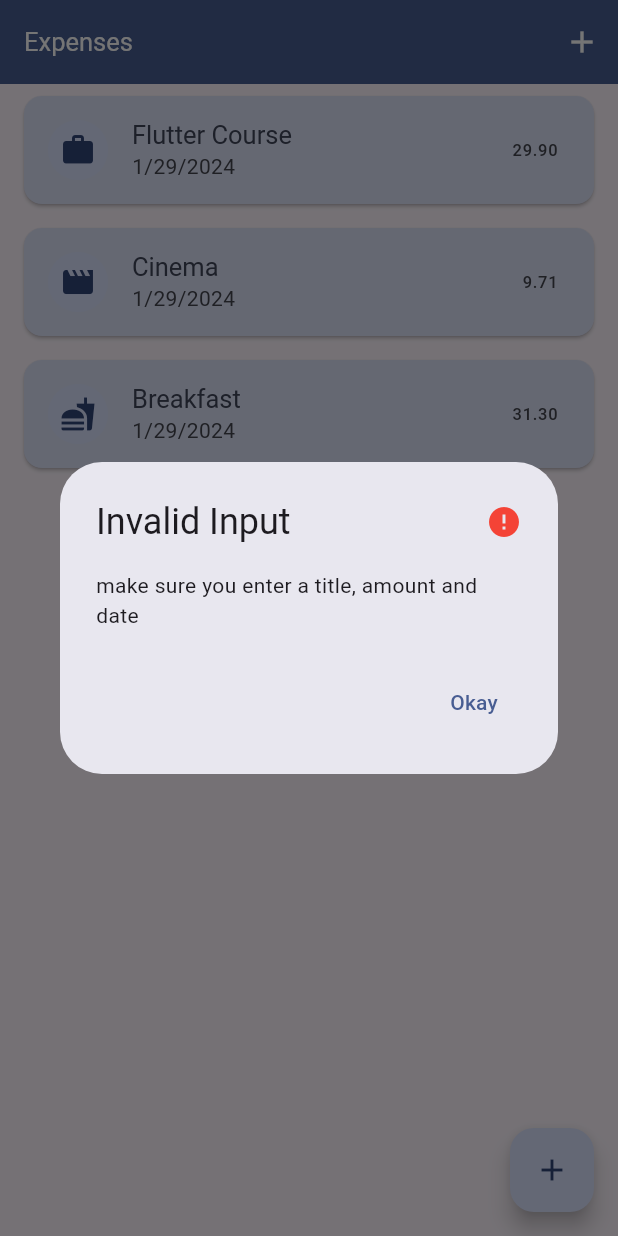
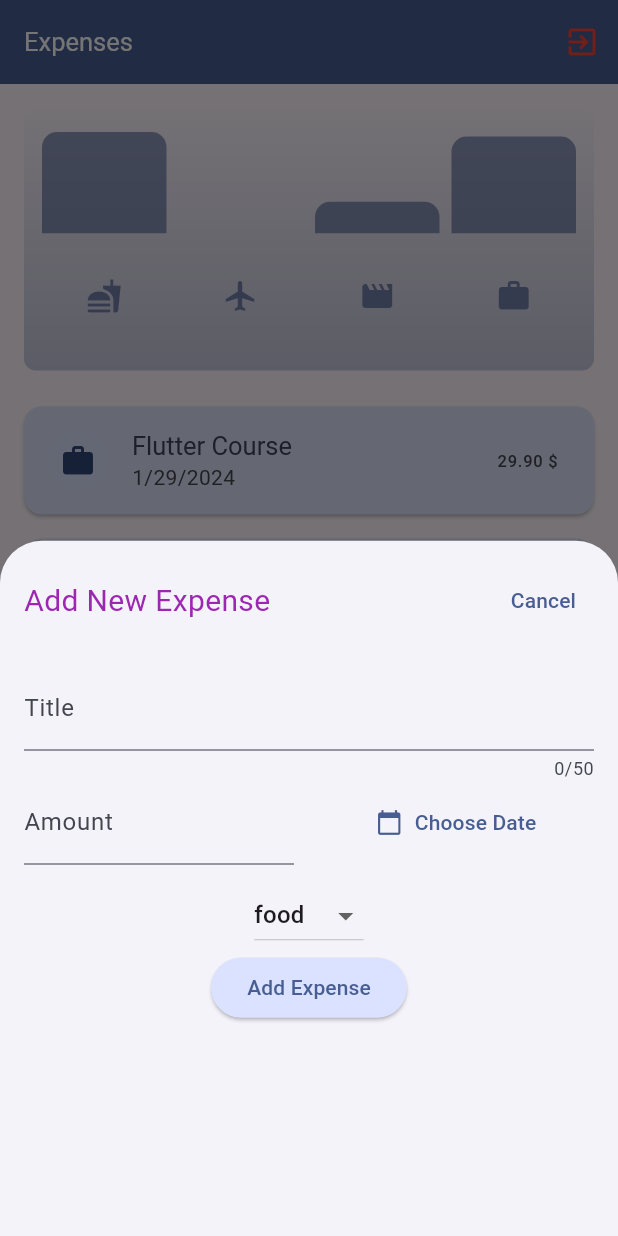
Before and after one commit to kareemkamal11/expenses, a Flutter app: the screen it shows after launch, after a tap on the "add" icon, on a phone screen of 412 x 824 dp. Run offline on Flutter 3.47's test engine with Material 3 defaults, Android fonts, the phone set to English and light mode, and no system bars.

Commit message:
The project is Done

```diff
--- a/lib/main.dart
+++ b/lib/main.dart
@@ -73,7 +73,7 @@ class MyApp extends StatelessWidget {
           backgroundColor: darkColorScheme.onPrimaryContainer,
         ),
       ),
-      home: const PageExpenses(),
+      home:  const PageExpenses(),
     );
   }
 }
--- a/lib/models/expenses.dart
+++ b/lib/models/expenses.dart
@@ -11,10 +11,9 @@ const categoryIcons = {
   Category.travel: Icons.flight,
   Category.leisure: Icons.movie,
   Category.work: Icons.work,
-  Category.other: Icons.attach_money,
 };
 
-enum Category { food, travel, leisure, work, other }
+enum Category { food, travel, leisure, work }
 
 class Expense {
   final String id;
@@ -22,8 +21,6 @@ class Expense {
   final double amount;
   final DateTime date;
   final Category category;
-
-
 
   String get formattedDate => dateFormat.format(date);
 
@@ -33,5 +30,26 @@ class Expense {
     required this.amount,
     required this.date,
   }) : id = uuid.v4();
+}
 
+class ExpensesBucket {
+  final Category category;
+  final List<Expense> expenses;
+
+  double get totalExpenses {
+    double total = 0;
+    for (var expense in expenses) {
+      total += expense.amount;
+    }
+    return total;
+  }
+
+  ExpensesBucket({
+    required this.category,
+    required this.expenses,
+  });
+  ExpensesBucket.forCategory(List<Expense> allExpenses, this.category)
+      : expenses = allExpenses
+            .where((element) => element.category == category)
+            .toList();
 }
--- /dev/null
+++ b/lib/widgets/chart/chart.dart
@@ -0,0 +1,87 @@
+import 'package:expenses/models/expenses.dart';
+import 'package:flutter/material.dart';
+
+import 'chart_bar.dart';
+
+class Chart extends StatelessWidget {
+  const Chart({super.key, required this.expenses});
+
+  final List<Expense> expenses;
+
+  List<ExpensesBucket> get buckets {
+    return [
+      ExpensesBucket.forCategory(expenses, Category.food),
+      ExpensesBucket.forCategory(expenses, Category.travel),
+      ExpensesBucket.forCategory(expenses, Category.leisure),
+      ExpensesBucket.forCategory(expenses, Category.work),
+    ];
+  }
+
+  double get maxTotalExpenses {
+    double maxTotalExpenses = 0;
+
+    for (var element in buckets) {
+      if (element.totalExpenses > maxTotalExpenses) {
+        maxTotalExpenses = element.totalExpenses;
+      }
+    }
+    return maxTotalExpenses;
+  }
+
+  @override
+  Widget build(BuildContext context) {
+    return Container(
+      margin: const EdgeInsets.all(16),
+      padding: const EdgeInsets.symmetric(vertical: 16, horizontal: 8),
+      width: double.infinity,
+      height: 175,
+      decoration: BoxDecoration(
+        borderRadius: BorderRadius.circular(8),
+        gradient: LinearGradient(
+          colors: [
+            Theme.of(context).colorScheme.primary.withOpacity(0.3),
+            Theme.of(context).colorScheme.primary.withOpacity(0.0),
+          ],
+          begin: Alignment.bottomCenter,
+          end: Alignment.topCenter,
+        ),
+      ),
+      child: Column(children: [
+        Expanded(
+          child: Row(
+            crossAxisAlignment: CrossAxisAlignment.end,
+            children: [
+              for (final ele in buckets)
+                ChartBar(
+                    fill: ele.totalExpenses == 0
+                        ? 0
+                        : ele.totalExpenses / maxTotalExpenses),
+            ],
+          ),
+        ),
+        const SizedBox(height: 8),
+        Expanded(
+          child: Row(
+            children: buckets
+                .map((bucket) => Expanded(
+                      child: Padding(
+                        padding: const EdgeInsets.symmetric(horizontal: 4),
+                        child: Icon(
+                          categoryIcons[bucket.category],
+                          color: MediaQuery.of(context).platformBrightness ==
+                                  Brightness.dark
+                              ? Theme.of(context).colorScheme.primary
+                              : Theme.of(context)
+                                  .colorScheme
+                                  .primary
+                                  .withOpacity(0.7),
+                        ),
+                      ),
+                    ))
+                .toList(),
+          ),
+        ),
+      ]),
+    );
+  }
+}
--- /dev/null
+++ b/lib/widgets/chart/chart_bar.dart
@@ -0,0 +1,28 @@
+import 'package:flutter/material.dart';
+
+class ChartBar extends StatelessWidget {
+  const ChartBar({super.key, required this.fill});
+
+  final double fill;
+
+  @override
+  Widget build(BuildContext context) {
+    bool isDarkMode = Theme.of(context).brightness == Brightness.dark;
+
+    return Expanded(
+        child: Padding(
+      padding: const EdgeInsets.symmetric(horizontal: 4),
+      child: FractionallySizedBox(
+        heightFactor: fill,
+        child: Container(
+          decoration: BoxDecoration(
+            color: isDarkMode
+                ? Theme.of(context).colorScheme.secondary
+                : Theme.of(context).colorScheme.primary.withOpacity(0.6),
+            borderRadius: const BorderRadius.vertical(top: Radius.circular(10)),
+          ),
+        ),
+      ),
+    ));
+  }
+}
--- a/lib/widgets/expenses_list/expenses_item.dart
+++ b/lib/widgets/expenses_list/expenses_item.dart
@@ -21,7 +21,7 @@ class ExpensesItmes extends StatelessWidget {
           style: Theme.of(context).textTheme.titleLarge,
         ),
         subtitle: Text(expenseIndex.formattedDate),
-        trailing: Text(expenseIndex.amount.toStringAsFixed(2)),
+        trailing: Text('${expenseIndex.amount.toStringAsFixed(2)} \$'),
       ),
     );
   }
--- a/lib/widgets/p_expenses.dart
+++ b/lib/widgets/p_expenses.dart
@@ -1,12 +1,16 @@
-import 'dart:developer';
+import 'dart:io';
 
 import 'package:expenses/models/expenses.dart';
 import 'package:expenses/widgets/expenses_list/expenses_list.dart';
 import 'package:expenses/widgets/new_epenses.dart';
 import 'package:flutter/material.dart';
 
+import 'chart/chart.dart';
+
 class PageExpenses extends StatefulWidget {
-  const PageExpenses({super.key});
+  const PageExpenses({
+    super.key,
+  });
 
   @override
   State<PageExpenses> createState() => _PageExpensesState();
@@ -49,37 +53,18 @@ class _PageExpensesState extends State<PageExpenses> {
       appBar: AppBar(
         title: const Text('Expenses'),
         actions: [
+          // iconButton to change theme mode (light/dark)
           IconButton(
             onPressed: () {
-              showDialog(
-                  // show dialog not working here
-                  context: context,
-                  builder: (ctx) {
-                    log('show dialog');
-                    return AlertDialog(
-                      title: const Row(
-                        children: [
-                          Text('Invalid Input'),
-                          Spacer(),
-                          Icon(Icons.error, color: Colors.red),
-                        ],
-                      ),
-                      content: const Text(
-                          'make sure you enter a title, amount and date'),
-                      actions: [
-                        TextButton(
-                            onPressed: () => Navigator.of(ctx).pop(),
-                            child: const Text('Okay'))
-                      ],
-                    );
-                  }); // show dialog not working here
+              exit(0);
             },
-            icon: const Icon(Icons.add),
+            icon: const Icon(Icons.exit_to_app, color: Colors.red),
           ),
         ],
       ),
       body: Column(
         children: [
+          Chart(expenses: expenses),
           Expanded(
             child: ExpensesList(
               expenses: expenses,
```
